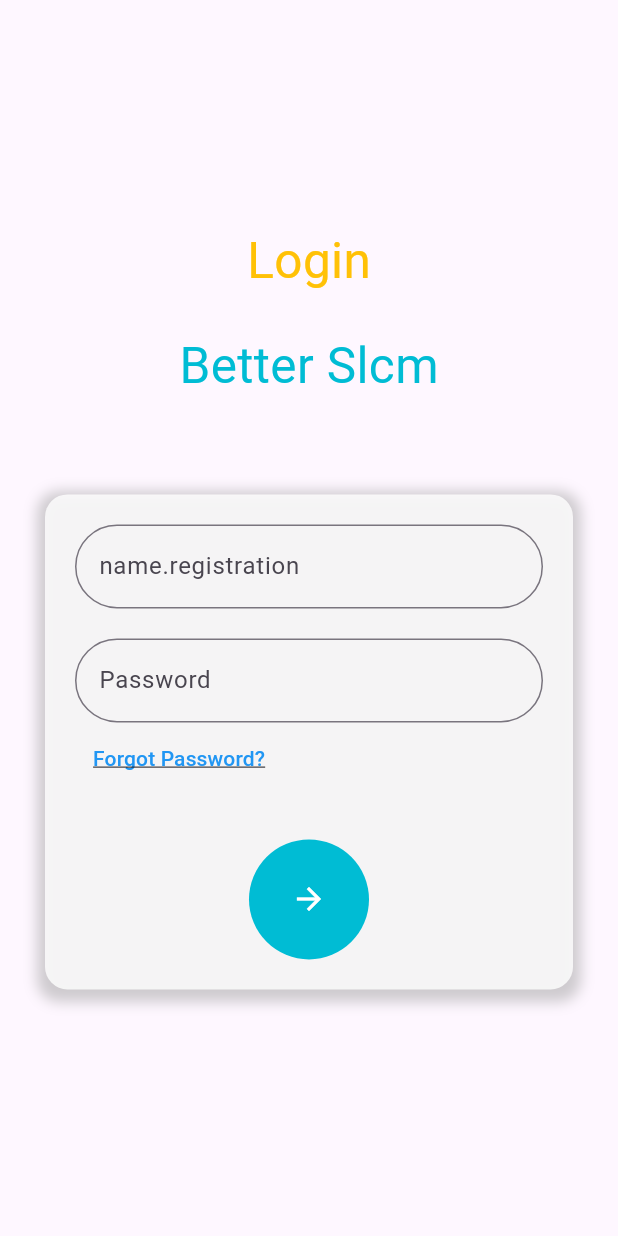
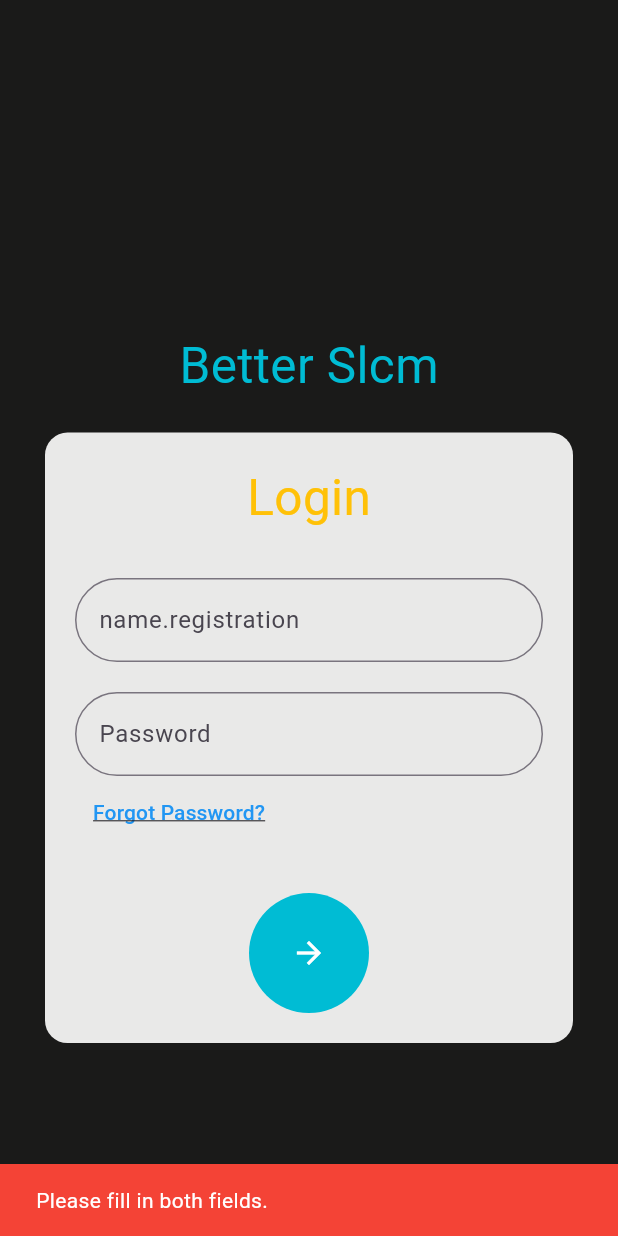
Before and after one commit to DK10WS/SLCM_APP, a Flutter app: the screen it shows after launch, after a tap on the "arrow forward" icon, on a phone screen of 412 x 824 dp. Run offline on Flutter 3.47's test engine with Material 3 defaults, Android fonts, the phone set to English and light mode, and no system bars; network calls fail.

Commit message:
fixed issue in bottombar with fast reloading and changed login page

```diff
--- a/lib/information.dart
+++ b/lib/information.dart
@@ -67,6 +67,7 @@ class _InformationState extends State<Information> {
         }
       }
 
+      if (mounted) {
         setState(() {
           userInfo = {
             "Name": name ?? "N/A",
@@ -79,11 +80,14 @@ class _InformationState extends State<Information> {
           };
           isLoading = false;
         });
+      }
     } catch (e) {
+      if (mounted) {
         setState(() {
           userInfo = {"Error": "Failed to fetch data. Please try again later."};
           isLoading = false;
         });
+      }
     }
   }
 
--- a/lib/login.dart
+++ b/lib/login.dart
@@ -149,6 +149,7 @@ class _MyLoginState extends State<MyLogin> {
   @override
   Widget build(BuildContext context) {
     return Scaffold(
+      backgroundColor: const Color(0xFF1A1A19),
       resizeToAvoidBottomInset: true,
       body: SafeArea(
         child: SingleChildScrollView(
@@ -158,7 +159,7 @@ class _MyLoginState extends State<MyLogin> {
                 padding: const EdgeInsets.only(top: 150),
                 alignment: Alignment.topCenter,
                 child: const Text(
-                  "Login",
+                  "",
                   style: TextStyle(
                     color: Colors.amber,
                     fontSize: 33,
@@ -178,27 +179,36 @@ class _MyLoginState extends State<MyLogin> {
               ),
               Container(
                 padding: EdgeInsets.only(
-                  top: MediaQuery.of(context).size.height * 0.4,
+                  top: MediaQuery.of(context).size.height * 0.35,
                   left: 30,
                   right: 30,
                 ),
                 child: Container(
                   decoration: BoxDecoration(
                     color:
-                        Colors.white.withOpacity(0.8), // Translucent background
+                        Colors.white.withOpacity(0.9), // Translucent background
                     borderRadius: BorderRadius.circular(15),
-                    boxShadow: [
+                    boxShadow: const [
                       BoxShadow(
-                        color: Colors.grey.withOpacity(0.5),
-                        spreadRadius: 5,
-                        blurRadius: 7,
-                        offset: const Offset(0, 3),
+                        color: Color.fromARGB(0, 140, 59, 59),
+                        spreadRadius: 10,
+                        blurRadius: 20,
+                        offset: Offset(0, 3),
                       ),
                     ],
                   ),
                   padding: const EdgeInsets.all(20),
                   child: Column(
                     children: [
+                      // "Login" text inside the login container
+                      Text(
+                        "Login",
+                        style: TextStyle(
+                          color: Colors.amber,
+                          fontSize: 33,
+                        ),
+                      ),
+                      const SizedBox(height: 30),
                       TextField(
                         controller: _usernameController,
                         decoration: InputDecoration(
@@ -255,7 +265,27 @@ class _MyLoginState extends State<MyLogin> {
                                   String username = _usernameController.text;
                                   String password = _passwordController.text;
 
+                                  // Attempt login
+                                  final result =
+                                      await _login(username, password);
+
                                   _toggleLoading(false);
+
+                                  if (result != null) {
+                                    Navigator.pushReplacement(
+                                      context,
+                                      MaterialPageRoute(
+                                        builder: (context) => HomePage(
+                                          name: result['name'].toString(),
+                                          newCookies:
+                                              result['newCookies'] ?? '',
+                                        ),
+                                      ),
+                                    );
+                                  } else {
+                                    _showError(
+                                        "Login failed. Please check your credentials.");
+                                  }
                                 },
                                 icon: const Icon(
                                   Icons.arrow_forward,
```
Lines whose indentation alone changed are shown as unchanged.
